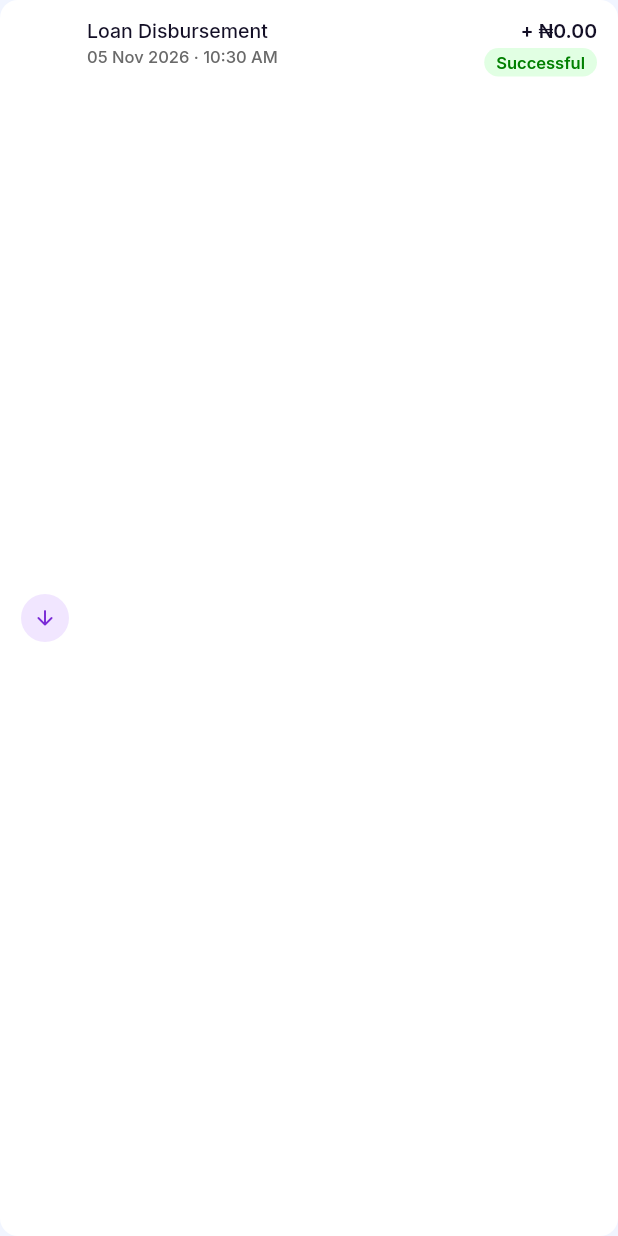
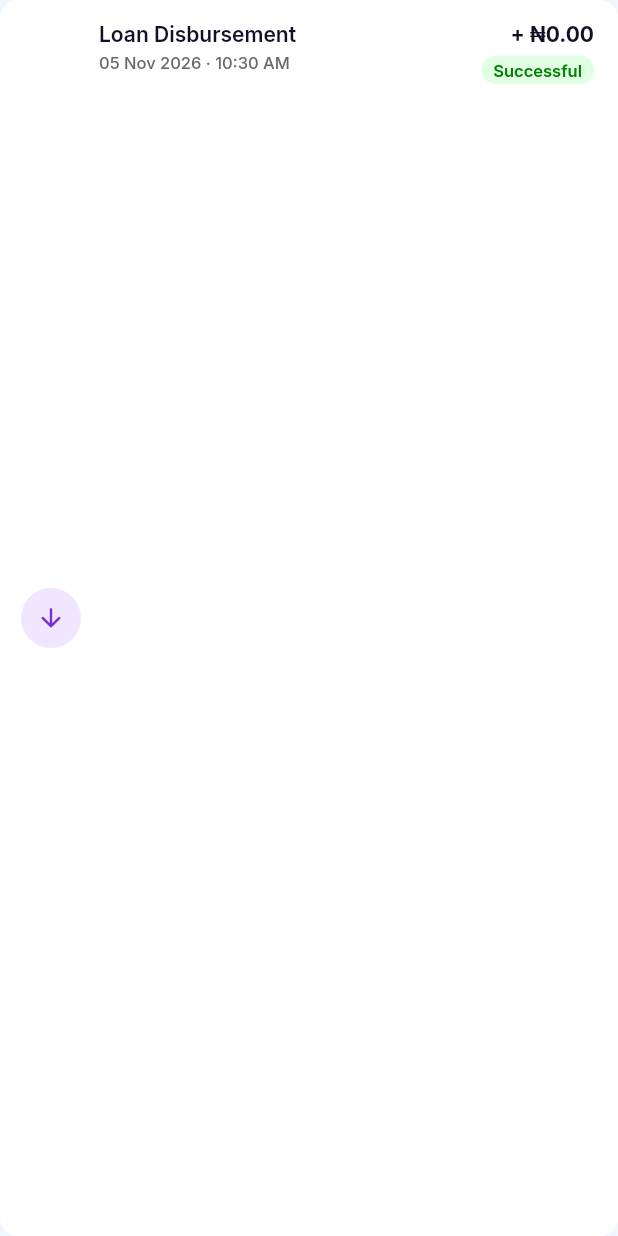
Before and after one commit to Kent-Sammy/rexverse, a Flutter app: the FlexTxnTile widget shown alone on an empty page, opened directly with empty values, on a phone screen of 412 x 824 dp. Run offline on Flutter 3.47's test engine with Material 3 defaults, Android fonts, the phone set to English and light mode, and no system bars; our stand-ins replace audioplayers, file_picker, flutter_svg, speech_to_text; accounts and stored records are empty; project files that could hold a hidden picture were left out.

Commit message:
Rex Atlas: premium, consistent list cards
- RexFlex loan card: title and amount, '14-day loan' with the status
  pill, then a hairline and two labelled columns (DUE DATE / OUTSTANDING,
  STATUS / TO REPAY, SETTLED ON / TOTAL REPAID) instead of two cramped
  grey lines.
- Same rhythm across RexFlex: transaction and Support rows use 40 pt icon
  bubbles, 14 pt semibold titles, 14 pt padding and even line gaps.
- Atlas suggestion tiles: small gap between title and subtitle.

Co-Authored-By: Claude Opus 5.5 <noreply@anthropic.com>
Claude-Session: https://claude.ai/code/session_01EjWxE6W9E8HwFDXk54C2wv

```diff
--- a/rex_atlas/lib/features/atlas/presentation/widgets/suggestion_tile.dart
+++ b/rex_atlas/lib/features/atlas/presentation/widgets/suggestion_tile.dart
@@ -76,6 +76,7 @@ class SuggestionTile extends StatelessWidget {
                       style: RexTypography.suggestionTitle,
                     ),
                   ),
+                  const SizedBox(height: 3),
                   Text(
                     suggestion.subtitle,
                     style: RexTypography.suggestionSub,
--- a/rex_atlas/lib/features/rexflex/presentation/widgets/flex_ui.dart
+++ b/rex_atlas/lib/features/rexflex/presentation/widgets/flex_ui.dart
@@ -634,7 +634,7 @@ class FlexTxnTile extends StatelessWidget {
   Widget build(BuildContext context) {
     final credit = txn.isCredit;
     return FlexCard(
-      padding: const EdgeInsets.symmetric(horizontal: 14, vertical: 12),
+      padding: const EdgeInsets.fromLTRB(14, 14, 16, 14),
       child: Row(
         children: [
           FlexIconBubble(
@@ -643,7 +643,7 @@ class FlexTxnTile extends StatelessWidget {
                 : Icons.arrow_outward_rounded,
             bg: credit ? FlexColors.purpleBg : FlexColors.greenBg,
             fg: credit ? FlexColors.purple : FlexColors.green,
-            size: 32,
+            size: 40,
           ),
           const SizedBox(width: 12),
           Expanded(
@@ -653,12 +653,12 @@ class FlexTxnTile extends StatelessWidget {
                 Text(
                   txn.title,
                   style: RexTypography.host(
-                    13,
-                    weight: FontWeight.w500,
+                    14,
+                    weight: FontWeight.w600,
                     color: RexColors.textStrong,
                   ),
                 ),
-                const SizedBox(height: 3),
+                const SizedBox(height: 4),
                 Text(
                   RexDates.dateTime(txn.at),
                   style: RexTypography.host(
@@ -676,12 +676,12 @@ class FlexTxnTile extends StatelessWidget {
               Text(
                 '${credit ? '+' : '-'} ${Naira.grouped(txn.amountKobo)}',
                 style: RexTypography.host(
-                  13,
-                  weight: FontWeight.w600,
+                  14,
+                  weight: FontWeight.w700,
                   color: RexColors.textStrong,
                 ),
               ),
-              const SizedBox(height: 4),
+              const SizedBox(height: 6),
               FlexPill.successful(),
             ],
           ),
@@ -714,10 +714,10 @@ class FlexMenuRow extends StatelessWidget {
     semanticLabel: title,
     onTap: onTap,
     child: FlexCard(
-      padding: const EdgeInsets.symmetric(horizontal: 14, vertical: 12),
+      padding: const EdgeInsets.fromLTRB(14, 14, 12, 14),
       child: Row(
         children: [
-          FlexIconBubble(icon: icon, bg: bg, fg: fg, size: 34),
+          FlexIconBubble(icon: icon, bg: bg, fg: fg, size: 40),
           const SizedBox(width: 12),
           Expanded(
             child: Column(
@@ -726,12 +726,12 @@ class FlexMenuRow extends StatelessWidget {
                 Text(
                   title,
                   style: RexTypography.host(
-                    13,
-                    weight: FontWeight.w500,
+                    14,
+                    weight: FontWeight.w600,
                     color: RexColors.textStrong,
                   ),
                 ),
-                const SizedBox(height: 2),
+                const SizedBox(height: 3),
                 Text(
                   subtitle,
                   style: RexTypography.host(
```
Also changed, not shown: rex_atlas/lib/features/rexflex/presentation/screens/rexflex_screens.dart (+97 -48 lines), 1 other file.
